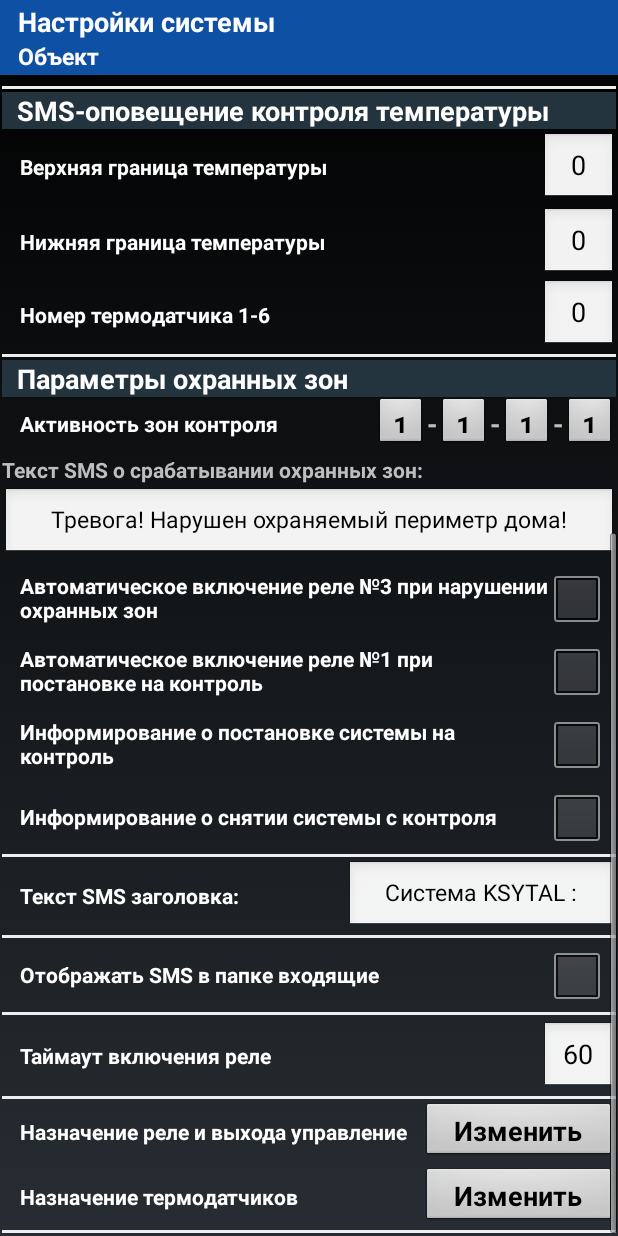
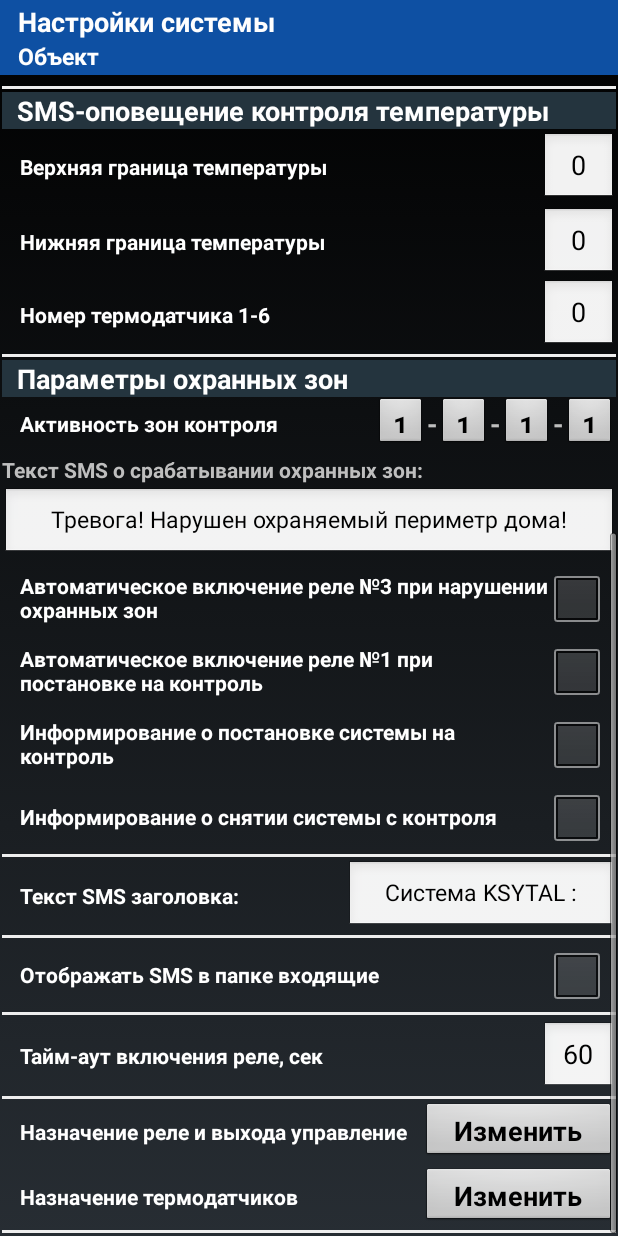
Before and after one commit to ifelsedeveloper/thermicsgsm, an Android app: the ConfigSystemActivity screen opened directly, with no data from a screen before it, scrolled down 451 dp, on a phone screen of 412 x 824 dp. Run offline under Robolectric (Android 15) with nearby library versions, the phone set to English and light mode, and no system bars; our stand-ins replace Timber; libraries missing offline, so code that uses them is left out: com.crashlytics.android, io.fabric.sdk; 1 statement that could not run was skipped.

Commit message:
fix sending

```diff
--- a/ThermicsControl/thermicsControl/src/main/java/com/therm/thermicscontrol/SettingsParamActivity.java
+++ b/ThermicsControl/thermicsControl/src/main/java/com/therm/thermicscontrol/SettingsParamActivity.java
@@ -718,7 +718,7 @@ public class SettingsParamActivity extends BaseActivity {
                             }
                         }, 60000);
 
-                        settingsDev.AddSetReleNCommand(nrele + 1, isReleN, 60, true);
+                        settingsDev.AddSetReleNCommand(nrele + 1, isReleN, settings.getPrefTimeoutRele(), true);
                         LoadProgressDialog(settingsDev.sms_to_send.size() + 1, titleProgress);
                         settingsDev.sendCommands();
                         pd.show();
@@ -784,7 +784,7 @@ public class SettingsParamActivity extends BaseActivity {
                         }
                     }, 60000);
 
-                    settingsDev.AddSetReleNCommand(nrele + 1, true, 60, true);
+                    settingsDev.AddSetReleNCommand(nrele + 1, true, settings.getPrefTimeoutRele(), true);
                     LoadProgressDialog(settingsDev.sms_to_send.size() + 1, titleProgress);
                     settingsDev.sendCommands();
                     pd.show();
--- a/ThermicsControl/thermicsControl/src/main/res/drawable/ed_picker_background.xml
+++ b/ThermicsControl/thermicsControl/src/main/res/drawable/ed_picker_background.xml
@@ -1,7 +1,7 @@
 <?xml version="1.0" encoding="utf-8"?>
-<selector xmlns:android="http://schemas.android.com/apk/res/android">	﻿
+<selector xmlns:android="http://schemas.android.com/apk/res/android">
 	<item android:state_window_focused="false" android:state_enabled="true"
-		android:drawable="@drawable/edit_picker_notselected" />	﻿
+		android:drawable="@drawable/edit_picker_notselected" />
 	<item android:state_window_focused="false" android:state_enabled="false"
 		android:drawable="@drawable/edit_picker_notselected" />
 	<item android:state_pressed="true" android:drawable="@drawable/edit_picker_pressed" />
--- a/ThermicsControl/thermicsControl/src/main/res/values/strings.xml
+++ b/ThermicsControl/thermicsControl/src/main/res/values/strings.xml
@@ -48,5 +48,5 @@
 	<string name="Text1">Text 1</string>
 	<string name="Title1">Title 1</string>
 	<string name="value">23</string>
-    <string name="timeoutVklRele">Таймаут включения реле</string>
+    <string name="timeoutVklRele">Тайм-аут включения реле, сек</string>
 </resources>
```
